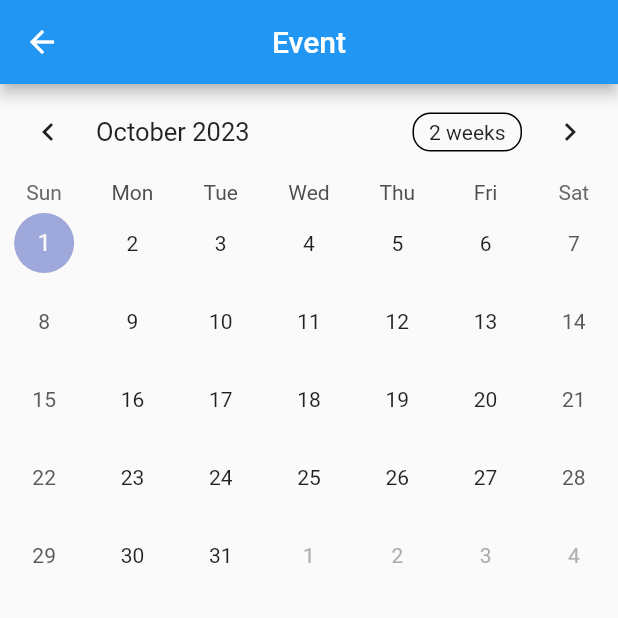
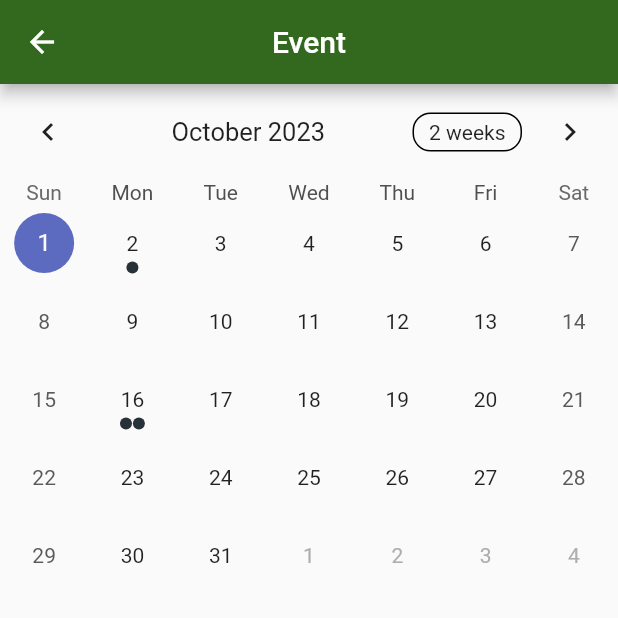
Before and after one commit to ZedChen0034/Con-nected, a Flutter app: the Calendar screen opened directly, on a phone screen of 412 x 824 dp, the top half of it. Run offline on Flutter 3.47's test engine with Material 2 defaults, Android fonts, the phone set to English and light mode, and no system bars; drawn by our look-alikes of table_calendar; missing offline and left inert: dart:ffi.

Commit message:
change view of calendar, and view events

```diff
--- a/lib/calendar.dart
+++ b/lib/calendar.dart
@@ -1,23 +1,103 @@
+import 'dart:ffi';
+
 import 'package:flutter/material.dart';
 import 'package:table_calendar/table_calendar.dart';
+import 'package:intl/intl.dart';
 
 /// Reference to https://pub.dev/packages/table_calendar
 
-class Calendar extends StatelessWidget {
+class Calendar extends StatefulWidget {
   const Calendar({super.key});
+  @override
+  _CalendarState createState() => _CalendarState();
+}
+
+class _CalendarState extends State<Calendar>{
+  CalendarFormat _calendarFormat = CalendarFormat.month;
+  DateTime _focusedDay = DateTime.now();
+  DateTime? _selectedDay;
+  late final ValueNotifier<List<Event>> _selectedEvents;
+
+  Map<DateTime, List<Event>> events = {
+    DateTime.utc(2023,10,2): [const Event("Meeting")],
+    DateTime.utc(2023,10,16): [const Event("Lecture"), const Event("Tutorial")],
+  };
+  List<Event> _getEventsForDay(day){
+    return events[day] ?? [];
+  }
+
+  @override
+  void initState() {
+    super.initState();
+    _selectedDay = _focusedDay;
+    _selectedEvents = ValueNotifier(_getEventsForDay(_selectedDay));
+  }
   @override
   Widget build(BuildContext context) {
     return Scaffold(
       appBar: AppBar(
         title: const Text("Event"),
         centerTitle: true,
+        backgroundColor: Colors.lightGreen[900],
       ),
-      body: TableCalendar(
-        focusedDay: DateTime.now(),
-        firstDay: DateTime(1900),
-        lastDay: DateTime(2900),
+      body: Column(
+        children: [
+          TableCalendar(
+            focusedDay: DateTime.now(),
+            firstDay: DateTime(1900),
+            lastDay: DateTime(2900),
+            calendarFormat: _calendarFormat,
+            eventLoader: _getEventsForDay,
+            headerStyle: const HeaderStyle(titleCentered: true),
+            //Change format of calendar
+            onFormatChanged: (format){
+              setState(() {
+                _calendarFormat = format;
+              });
+            },
+            //select a date on calendar
+            selectedDayPredicate: (day){
+              return isSameDay(_selectedDay, day);
+            },
+            onDaySelected: (selectedDay, focusedDay){
+              setState(() {
+                _selectedDay = selectedDay;
+                _focusedDay = focusedDay;
+                _selectedEvents.value = _getEventsForDay(selectedDay);
+                print(selectedDay);
+              });
+            },
+          ),
+          const SizedBox(height: 8),
+          Expanded(
+            child: ValueListenableBuilder<List<Event>>(
+                valueListenable: _selectedEvents,
+                builder: (context, value, _){
+                  return ListView.builder(itemCount: value.length, itemBuilder: (context, index){
+                    return Container(
+                      margin: const EdgeInsets.symmetric(horizontal: 12, vertical: 4),
+                      decoration: BoxDecoration(
+                        border: Border.all(),
+                        borderRadius: BorderRadius.circular(12),
+                      ),
+                      child: ListTile(
+                        title: Text('${value[index]}'),
+                      ),
+                    );
+                  });
+                }),
+          )
+
+        ]
       ),
     );
   }
 
 }
+
+class Event {
+  final String title;
+  const Event(this.title);
+  @override
+  String toString() => title;
+}
--- a/pubspec.yaml
+++ b/pubspec.yaml
@@ -37,6 +37,7 @@ dependencies:
   cupertino_icons: ^1.0.2
   # The following adds the Calendar components.
   table_calendar: ^3.0.9
+  intl: ^0.18.1
 
 dev_dependencies:
   flutter_test:
```
Also changed, not shown: lib/main.dart (+6 -1 lines), pubspec.lock.
